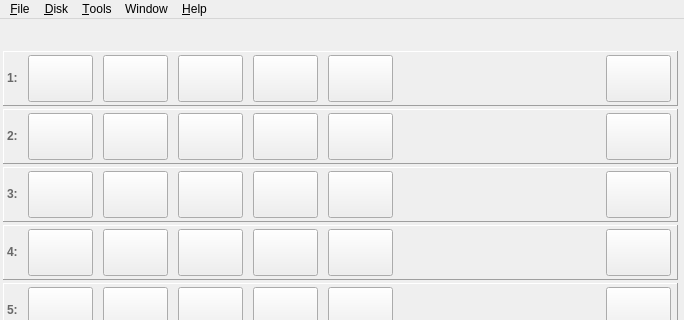
Qt form mainwindow.ui (greblus/aspeqt) before a commit; both pictures show x 0 to 684 and y 0 to 320 of the 684 by 605 pixel window.
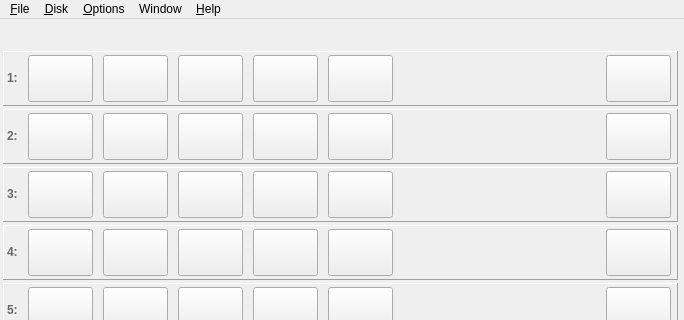
The same form after that commit. Icons and pictures are not drawn.

Commit message: Make Options a single-tap top-level entry in the Android menu

```diff
--- a/mainwindow.ui
+++ b/mainwindow.ui
@@ -3383,7 +3383,7 @@
    </widget>
    <widget class="QMenu" name="menu_Tools">
     <property name="title">
-     <string>&amp;Tools</string>
+     <string>&amp;Options</string>
     </property>
     <addaction name="actionOptions"/>
    </widget>
```
Left out of the diff: 1 changed line with no effect on the pictures. The commit also changes 3 other files.
